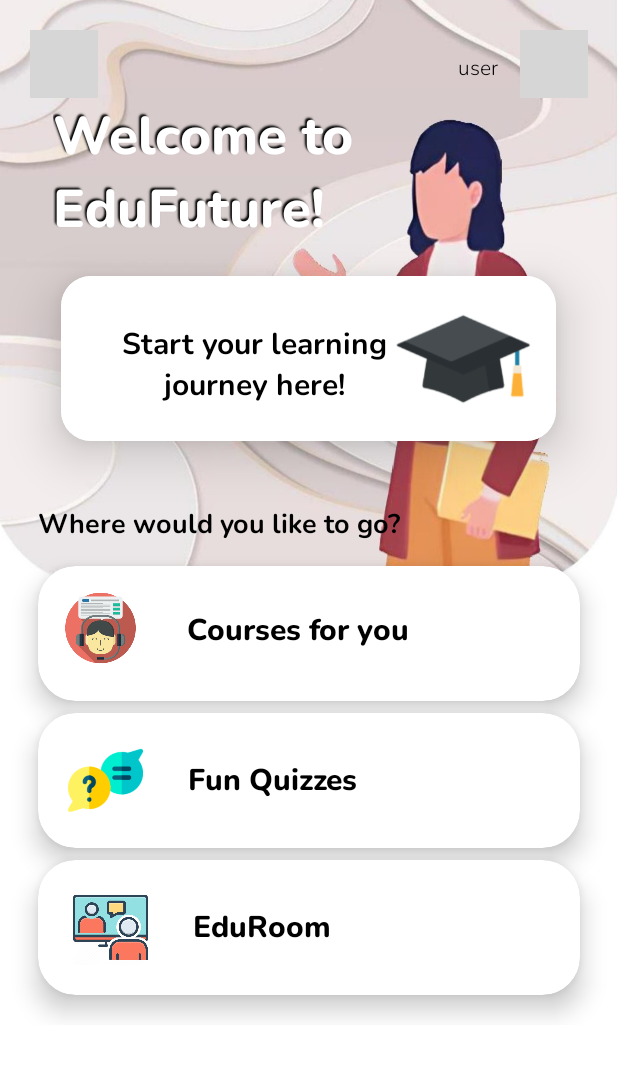
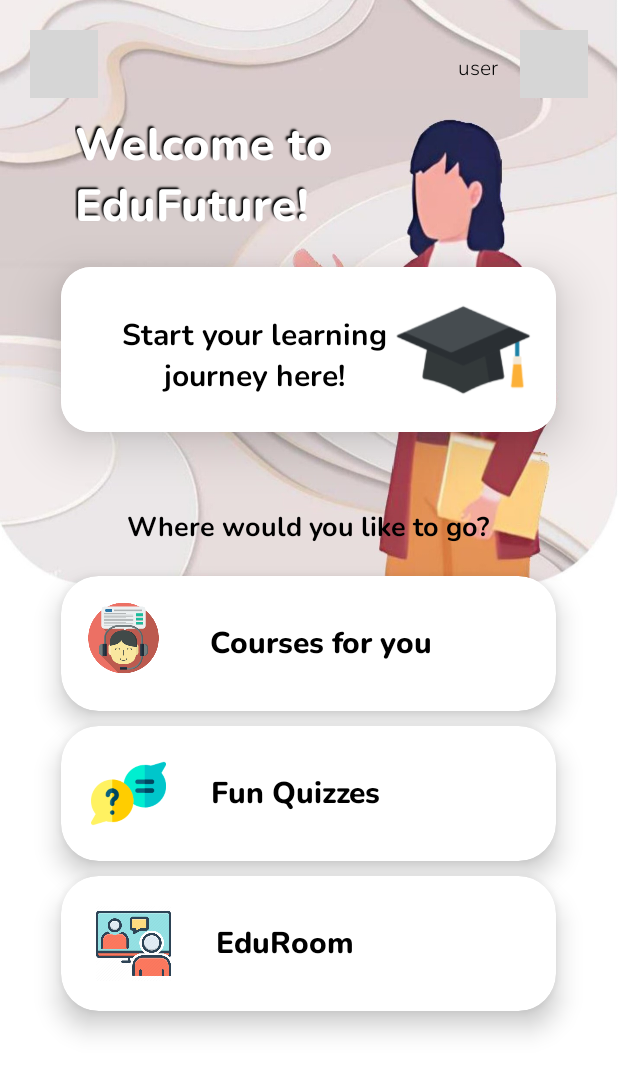
Before and after one commit to alyamzln/edufuture-app, an Android app: the layout activity_page_navigation.xml on its own in the app's theme, with its tools: preview values and no code run, on a phone screen of 412 x 824 dp. Shown: the top 1074 px of the screen. Run offline under Robolectric (Android 15) with nearby library versions, the phone set to English and light mode, and no system bars; grey boxes are pictures that could not be loaded.

Commit message:
modify margin

```diff
--- a/app/src/main/res/layout/activity_page_navigation.xml
+++ b/app/src/main/res/layout/activity_page_navigation.xml
@@ -52,15 +52,17 @@
         android:id="@+id/welcome_text"
         android:layout_width="wrap_content"
         android:layout_height="wrap_content"
-        android:text="Welcome to\nEduFuture!"
-        android:textSize="35dp"
-        android:textColor="@color/white"
+        android:layout_gravity="left"
+        android:layout_marginTop="10dp"
+        android:layout_marginLeft="50dp"
         android:fontFamily="@font/nunito_extrabold"
         android:shadowColor="@color/black"
         android:shadowDx="-2"
         android:shadowDy="-2"
         android:shadowRadius="1"
-        android:layout_marginLeft="35dp"/>
+        android:text="Welcome to\nEduFuture!"
+        android:textColor="@color/white"
+        android:textSize="30dp" />
 
     <androidx.cardview.widget.CardView
         android:layout_width="330dp"
@@ -96,51 +98,47 @@
     <TextView
         android:layout_width="wrap_content"
         android:layout_height="wrap_content"
+        android:layout_gravity="center"
+        android:layout_marginTop="50dp"
+        android:fontFamily="@font/nunito_bold"
         android:text="Where would you like to go?"
-        android:fontFamily="@font/nunito_bold"
         android:textColor="@color/black"
-        android:layout_marginTop="42dp"
-        android:layout_marginLeft="25dp"
-        android:textSize="18dp"/>
-
-    <RelativeLayout
-        android:layout_width="match_parent"
-        android:layout_height="wrap_content">
+        android:textSize="18dp" />
 
     <androidx.cardview.widget.CardView
         android:id="@+id/cardview_courses"
-            android:layout_width="370dp"
+        android:layout_width="330dp"
         android:layout_height="90dp"
+        android:layout_gravity="center"
+        android:layout_marginTop="20dp"
         app:cardBackgroundColor="@color/white"
         app:cardCornerRadius="25dp"
-            app:cardElevation="10dp"
-            android:layout_marginTop="15dp"
-            android:layout_marginLeft="25dp"
-            android:layout_marginRight="25dp">
+        app:cardElevation="10dp">
 
         <RelativeLayout
             android:layout_width="match_parent"
             android:layout_height="match_parent"
+            android:layout_gravity="center"
             android:gravity="center_vertical">
 
             <ImageView
                 android:id="@+id/icon_course"
                 android:layout_width="wrap_content"
                 android:layout_height="wrap_content"
-                    android:src="@drawable/icon_course"
+                android:adjustViewBounds="true"
                 android:scaleType="fitCenter"
-                    android:adjustViewBounds="true"/>
+                android:src="@drawable/icon_course" />
 
             <TextView
                 android:layout_width="wrap_content"
                 android:layout_height="wrap_content"
+                android:layout_marginLeft="16dp"
+                android:layout_marginTop="30dp"
+                android:layout_toRightOf="@id/icon_course"
+                android:fontFamily="@font/nunito_extrabold"
                 android:text="Courses for you"
-                    android:layout_toRightOf="@id/icon_course"
-                    android:textSize="20dp"
                 android:textColor="@color/black"
-                    android:fontFamily="@font/nunito_extrabold"
-                    android:layout_marginTop="28dp"
-                    android:layout_marginLeft="16dp"/>
+                android:textSize="20dp" />
 
         </RelativeLayout>
 
@@ -148,19 +146,19 @@
 
     <androidx.cardview.widget.CardView
         android:id="@+id/cardview_quiz"
+        android:layout_width="330dp"
+        android:layout_height="90dp"
         android:layout_below="@+id/cardview_courses"
-            android:layout_width="370dp"
-            android:layout_height="90dp"
+        android:layout_gravity="center"
+        android:layout_marginTop="10dp"
         app:cardBackgroundColor="@color/white"
         app:cardCornerRadius="25dp"
-            app:cardElevation="10dp"
-            android:layout_marginTop="8dp"
-            android:layout_marginLeft="25dp"
-            android:layout_marginRight="25dp">
+        app:cardElevation="10dp">
 
         <RelativeLayout
             android:layout_width="match_parent"
             android:layout_height="match_parent"
+            android:layout_gravity="center"
             android:gravity="center_vertical">
 
             <ImageView
@@ -168,20 +166,20 @@
                 android:layout_width="50dp"
                 android:layout_height="50dp"
                 android:layout_marginLeft="20dp"
-                    android:src="@drawable/icon_quiz"
+                android:adjustViewBounds="true"
                 android:scaleType="fitCenter"
-                    android:adjustViewBounds="true"/>
+                android:src="@drawable/icon_quiz" />
 
             <TextView
                 android:layout_width="wrap_content"
                 android:layout_height="wrap_content"
+                android:layout_marginLeft="30dp"
+                android:layout_marginTop="10dp"
+                android:layout_toRightOf="@id/icon_quiz"
+                android:fontFamily="@font/nunito_extrabold"
                 android:text="Fun Quizzes"
-                    android:layout_toRightOf="@id/icon_quiz"
-                    android:textSize="20dp"
                 android:textColor="@color/black"
-                    android:fontFamily="@font/nunito_extrabold"
-                    android:layout_marginTop="10dp"
-                    android:layout_marginLeft="30dp"/>
+                android:textSize="20dp" />
 
         </RelativeLayout>
 
@@ -189,20 +187,20 @@
 
     <androidx.cardview.widget.CardView
         android:id="@+id/cardview_room"
+        android:layout_width="330dp"
+        android:layout_height="90dp"
         android:layout_below="@+id/cardview_quiz"
-            android:layout_width="370dp"
-            android:layout_height="90dp"
+        android:layout_gravity="center"
+        android:layout_marginTop="10dp"
+        android:layout_marginBottom="20dp"
         app:cardBackgroundColor="@color/white"
         app:cardCornerRadius="25dp"
-            app:cardElevation="10dp"
-            android:layout_marginTop="8dp"
-            android:layout_marginLeft="25dp"
-            android:layout_marginRight="25dp"
-            android:layout_marginBottom="20dp">
+        app:cardElevation="10dp">
 
         <RelativeLayout
             android:layout_width="match_parent"
             android:layout_height="match_parent"
+            android:layout_gravity="center"
             android:gravity="center_vertical">
 
             <ImageView
@@ -217,18 +215,16 @@
             <TextView
                 android:layout_width="wrap_content"
                 android:layout_height="wrap_content"
+                android:layout_marginLeft="30dp"
+                android:layout_marginTop="10dp"
+                android:layout_toRightOf="@id/icon_room"
+                android:fontFamily="@font/nunito_extrabold"
                 android:text="EduRoom"
-                    android:layout_toRightOf="@id/icon_room"
-                    android:textSize="20dp"
                 android:textColor="@color/black"
-                    android:fontFamily="@font/nunito_extrabold"
-                    android:layout_marginTop="10dp"
-                    android:layout_marginLeft="30dp"/>
+                android:textSize="20dp" />
 
         </RelativeLayout>
 
     </androidx.cardview.widget.CardView>
 
-    </RelativeLayout>
-
 </LinearLayout>
--- a/app/src/main/res/layout/activity_quiz_lev_admin.xml
+++ b/app/src/main/res/layout/activity_quiz_lev_admin.xml
@@ -40,8 +40,6 @@
         android:layout_width="match_parent"
         android:layout_height="0dp"
         android:layout_margin="12dp"
-        android:layout_marginStart="0dp"
-        android:layout_marginEnd="0dp"
         android:layout_marginBottom="8dp"
         android:horizontalSpacing="15dp"
         android:verticalSpacing="15dp"
--- a/app/src/main/res/layout/activity_quiz_questions.xml
+++ b/app/src/main/res/layout/activity_quiz_questions.xml
@@ -26,9 +26,9 @@
         android:id="@+id/countdown"
         android:layout_width="wrap_content"
         android:layout_height="wrap_content"
-        android:layout_gravity="right"
+        android:layout_gravity="right|top|end"
+        android:layout_marginTop="-15dp"
         android:layout_marginRight="62dp"
-        android:layout_marginBottom="20dp"
         android:fontFamily="@font/nunito_extrabold"
         android:text="10"
         android:textColor="#ED1000"
@@ -38,34 +38,34 @@
     <TextView
         android:id="@+id/question"
         android:layout_width="match_parent"
-        android:layout_height="wrap_content"
-        android:layout_marginBottom="2dp"
+        android:layout_height="120dp"
+        android:layout_gravity="center"
         android:layout_marginLeft="40dp"
         android:layout_marginRight="40dp"
-        android:layout_gravity="center"
+        android:layout_marginBottom="2dp"
+        android:fontFamily="@font/nunito_bold"
         android:text="Question"
-        android:fontFamily="@font/nunito_bold"
         android:textAlignment="center"
         android:textColor="@color/black"
         android:textSize="20sp"
-        android:textStyle="bold"/>
+        android:textStyle="bold" />
 
     <androidx.appcompat.widget.AppCompatButton
         android:id="@+id/option1"
         android:layout_width="350dp"
         android:layout_height="70dp"
         android:layout_gravity="center"
+        android:layout_marginTop="50dp"
         android:layout_marginBottom="10dp"
-        android:layout_marginTop="130dp"
         android:height="65dp"
         android:background="@drawable/roundedcorner"
         android:elevation="6dp"
+        android:fontFamily="@font/nunito_light"
         android:gravity="center"
         android:text="Option 1"
         android:textAllCaps="false"
         android:textColor="@color/black"
-        android:textSize="16dp"
-        android:fontFamily="@font/nunito_light">
+        android:textSize="16dp">
 
     </androidx.appcompat.widget.AppCompatButton>
 
--- a/app/src/main/res/layout/activity_quiz_sub_admin.xml
+++ b/app/src/main/res/layout/activity_quiz_sub_admin.xml
@@ -44,6 +44,7 @@
         android:layout_marginTop="16dp"
         android:layout_marginEnd="8dp"
         android:layout_marginBottom="8dp"
+        android:foregroundGravity="center_vertical"
         android:horizontalSpacing="15dp"
         android:verticalSpacing="15dp"
         app:layout_constraintBottom_toTopOf="@+id/addSub"
--- a/app/src/main/res/layout/activity_report.xml
+++ b/app/src/main/res/layout/activity_report.xml
@@ -48,7 +48,7 @@
             android:id="@+id/text_view_data"
             android:layout_width="wrap_content"
             android:layout_height="wrap_content"
-            android:fontFamily="@font/nunito_light"
+            android:fontFamily="@font/nunito_bold"
             android:textColor="@color/black"
             android:textSize="16dp" />
     </androidx.core.widget.NestedScrollView>
--- a/app/src/main/res/layout/activity_reset_password.xml
+++ b/app/src/main/res/layout/activity_reset_password.xml
@@ -4,14 +4,14 @@
     xmlns:tools="http://schemas.android.com/tools"
     android:layout_width="match_parent"
     android:layout_height="match_parent"
-    android:background="#DAD5E2"
+    android:background="@drawable/navi_bg"
     tools:context=".ResetPassword">
 
     <Button
         android:id="@+id/back_login"
         android:layout_width="wrap_content"
         android:layout_height="60dp"
-        android:backgroundTint="#DAD5E2"
+        android:backgroundTint="#F2ECEC"
         android:text="Login"
         android:textAllCaps="false"
         android:textColor="@color/black"
@@ -82,7 +82,7 @@
         android:layout_marginStart="50dp"
         android:layout_marginTop="24dp"
         android:layout_marginEnd="50dp"
-        android:backgroundTint="#2196F3"
+        android:backgroundTint="@color/black"
         android:text="Send Reset Password Email"
         android:textAllCaps="false"
         app:cornerRadius="@dimen/_130sdp"
```
Lines whose indentation alone changed are shown as unchanged.
